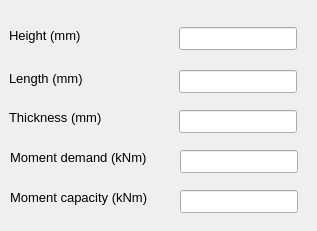
The window that Connections/Moment/ExtendedEndPlate/ui_stiffener.ui (osdag-admin/Osdag) describes before a commit, drawn with Qt 5.
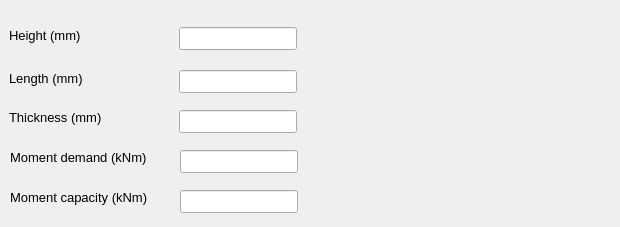
The same window after the commit.

Commit message: stiffener and pitch details images are added

Diff of the .ui file:
```diff
--- a/Connections/Moment/ExtendedEndPlate/ui_stiffener.ui
+++ b/Connections/Moment/ExtendedEndPlate/ui_stiffener.ui
@@ -6,8 +6,8 @@
    <rect>
     <x>0</x>
     <y>0</y>
-    <width>317</width>
-    <height>231</height>
+    <width>620</width>
+    <height>227</height>
    </rect>
   </property>
   <property name="windowTitle">
@@ -222,6 +222,16 @@
     <string>&lt;html&gt;&lt;head/&gt;&lt;body&gt;&lt;p&gt;Moment capacity (kNm)&lt;/p&gt;&lt;/body&gt;&lt;/html&gt;</string>
    </property>
   </widget>
+  <widget class="QWidget" name="widget" native="true">
+   <property name="geometry">
+    <rect>
+     <x>320</x>
+     <y>20</y>
+     <width>291</width>
+     <height>191</height>
+    </rect>
+   </property>
+  </widget>
   <zorder>txt_stiffnrHeight</zorder>
   <zorder>plateHeight</zorder>
   <zorder>label_2</zorder>
```
Left out of the diff: 1 changed line with no effect on the pictures. The commit also changes 20 other files.
